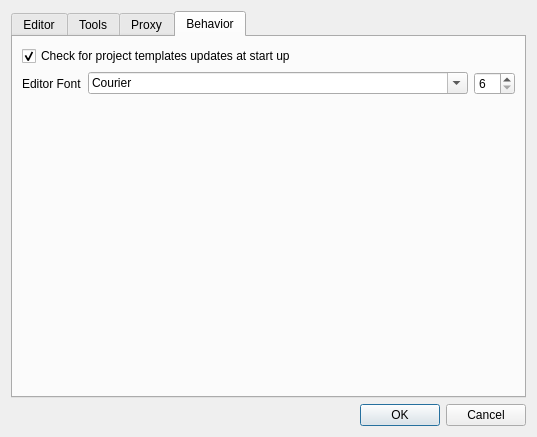
First picture: the form in configdialog.ui, repository martinribelotta/embedded-ide, before the edit.
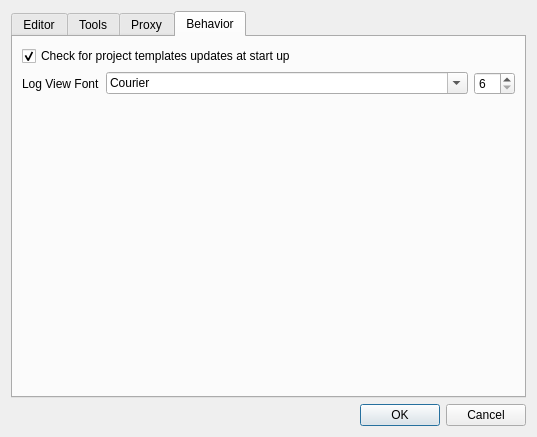
Second picture: the form after the edit. The open tabs and pages were chosen to show the change. Icons and pictures are not drawn. Custom widgets are drawn as their Qt base class.

The edit to the form file:
```diff
--- a/configdialog.ui
+++ b/configdialog.ui
@@ -447,7 +447,7 @@
           </sizepolicy>
          </property>
          <property name="text">
-          <string>Editor Font</string>
+          <string>Log View Font</string>
          </property>
         </widget>
        </item>
```
